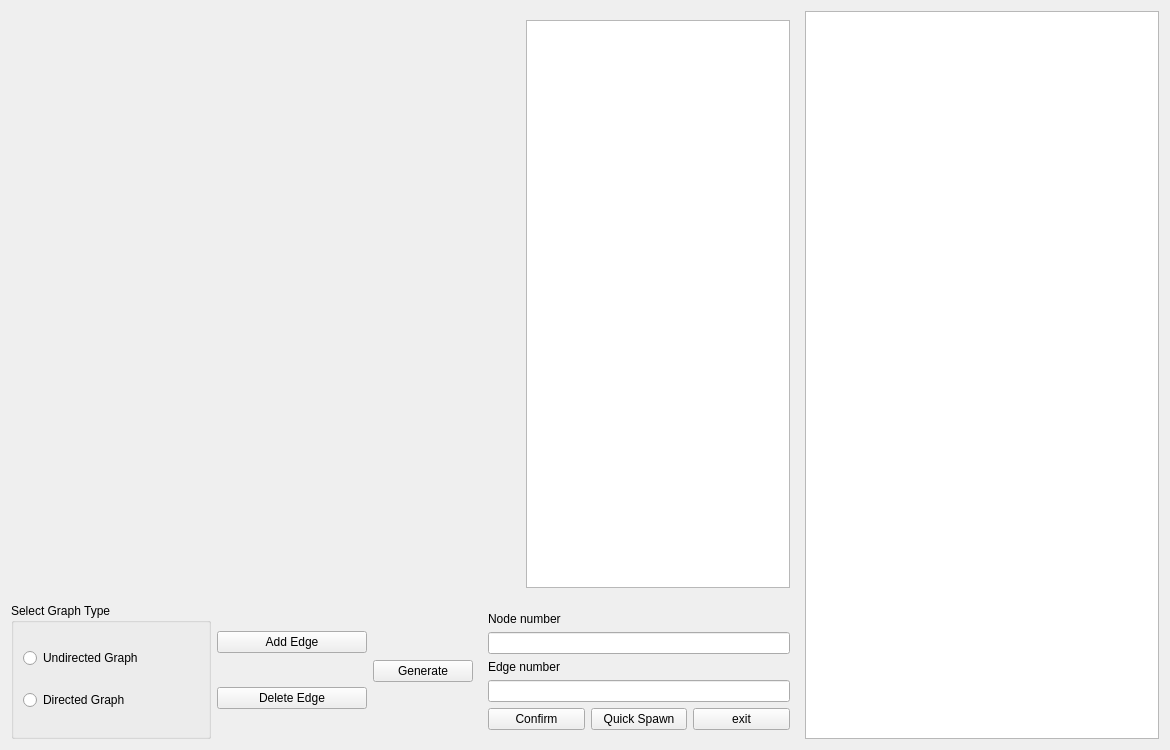
Qt form generator_ui.ui (JackieLin2004/Graph_Generator) before a commit.
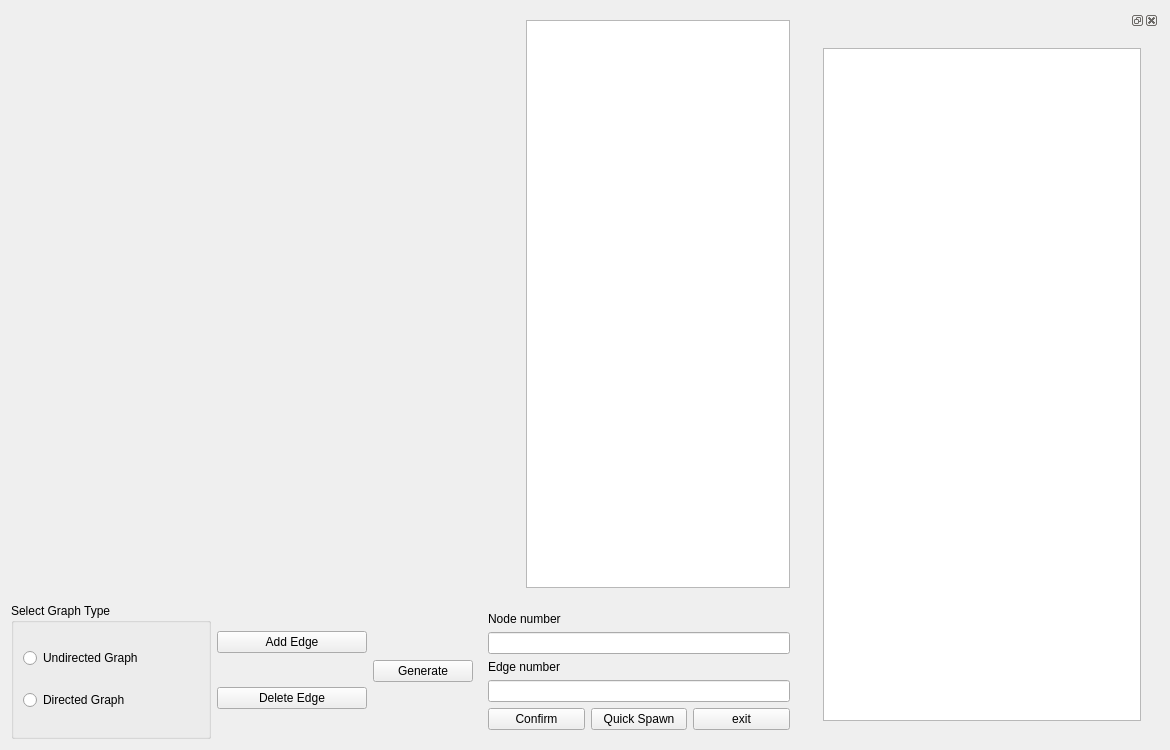
The same form after that commit.

Commit message: 1.7 Upgraded the properties of the window

Diff of the .ui file:
```diff
--- a/generator_ui.ui
+++ b/generator_ui.ui
@@ -267,6 +267,19 @@
       </layout>
      </item>
      <item>
+      <widget class="QDockWidget" name="dockWidget">
+       <property name="features">
+        <set>QDockWidget::DockWidgetClosable|QDockWidget::DockWidgetFloatable|QDockWidget::DockWidgetMovable</set>
+       </property>
+       <property name="allowedAreas">
+        <set>Qt::RightDockWidgetArea</set>
+       </property>
+       <widget class="QWidget" name="dockWidgetContents_2">
+        <layout class="QVBoxLayout" name="verticalLayout_6">
+         <item>
+          <widget class="QWidget" name="widget_3" native="true">
+           <layout class="QHBoxLayout" name="horizontalLayout_9">
+            <item>
       <widget class="QTableWidget" name="matrixTable">
        <property name="maximumSize">
         <size>
@@ -274,6 +287,13 @@
          <height>16777215</height>
         </size>
        </property>
+             </widget>
+            </item>
+           </layout>
+          </widget>
+         </item>
+        </layout>
+       </widget>
       </widget>
      </item>
     </layout>
```
Lines whose indentation alone changed are shown as unchanged. The commit also changes 4 other files.
